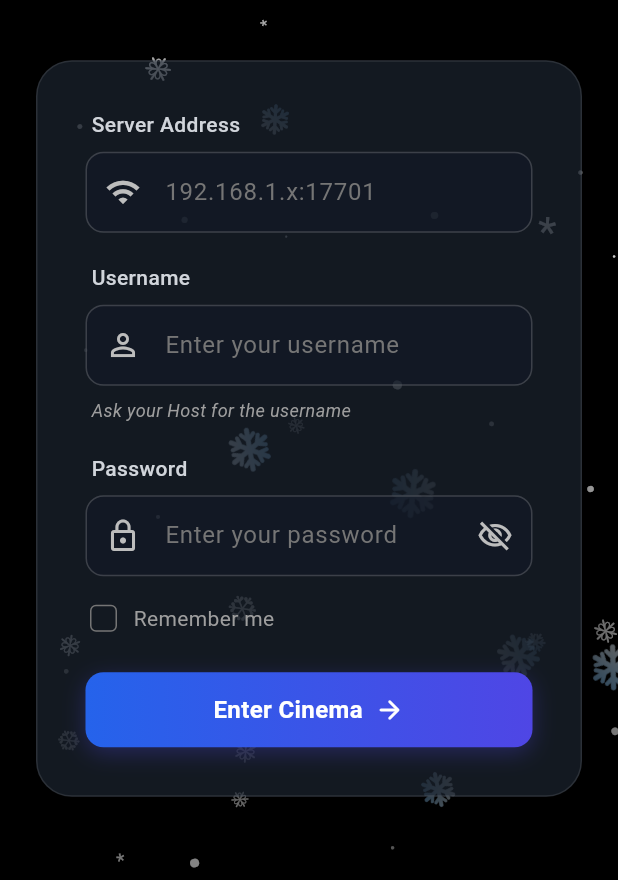
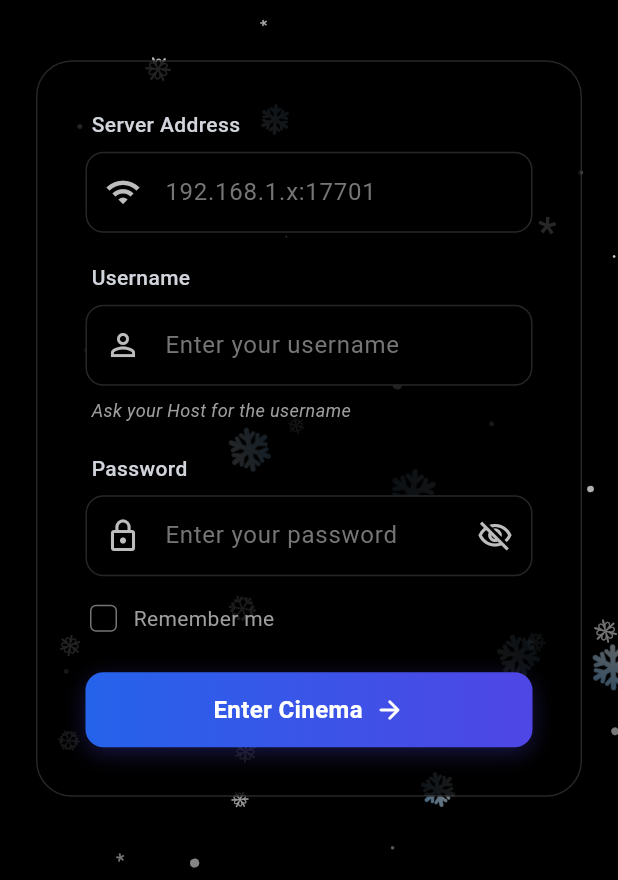
Before and after one commit to rmuxnet/SynCinema-App, a Flutter app: the screen it shows after launch, on a phone screen of 412 x 824 dp, the part 356-1236 px from its top. Run offline on Flutter 3.47's test engine with Material 3 defaults, Android fonts, the phone set to English and light mode, and no system bars; our stand-ins replace cached_network_image, chewie, cookie_jar, dio, dio_cookie_manager, socket_io_client and 1 more.

Commit message:
Refine dark theme and add chat message reactions
Updated the app's dark theme for improved consistency and visual clarity. Enhanced the chat widget to support per-message emoji reactions, including UI for picking and displaying reactions, and integrated socket events for real-time updates. Also improved color usage and border styling across login, movie list, and chat components.

```diff
--- a/lib/login_screen.dart
+++ b/lib/login_screen.dart
@@ -44,9 +44,10 @@ class _LoginScreenState extends State<LoginScreen> with SingleTickerProviderStat
 
   @override
   Widget build(BuildContext context) {
-    final bgColor = const Color(0xFF000000);
-    final cardColor = const Color(0xFF1F2937).withOpacity(0.6);
-    final inputColor = const Color(0xFF111827).withOpacity(0.5);
+    final bgColor = Colors.black;
+    final cardColor = Colors.black.withOpacity(0.8);
+    final inputColor = Colors.black;
+    final borderColor = Colors.white.withOpacity(0.15);
     final accentGradient = const LinearGradient(colors: [Color(0xFF2563EB), Color(0xFF4F46E5)]);
 
     return Scaffold(
@@ -66,9 +67,8 @@ class _LoginScreenState extends State<LoginScreen> with SingleTickerProviderStat
                         BoxShadow(color: const Color(0xFF6366F1).withOpacity(0.3), blurRadius: 40, spreadRadius: 0),
                       ],
                     ),
-                    // --- YOUR LOGO GOES HERE ---
                     child: Image.asset(
-                      'assets/logo.png', // Ensure file exists in assets folder
+                      'assets/logo.png',
                       width: 120,
                       height: 120,
                       fit: BoxFit.contain,
@@ -85,24 +85,32 @@ class _LoginScreenState extends State<LoginScreen> with SingleTickerProviderStat
                     decoration: BoxDecoration(
                       color: cardColor,
                       borderRadius: BorderRadius.circular(24),
-                      border: Border.all(color: Colors.white.withOpacity(0.1)),
-                      boxShadow: [BoxShadow(color: Colors.black.withOpacity(0.5), blurRadius: 20, offset: const Offset(0, 10))],
+                      border: Border.all(color: borderColor),
                     ),
                     child: Column(
                       crossAxisAlignment: CrossAxisAlignment.start,
                       children: [
                         _buildLabel("Server Address"),
-                        _buildInput(controller: _ipController, hint: "192.168.1.x:17701", icon: Icons.wifi, inputColor: inputColor),
+                        _buildInput(controller: _ipController, hint: "192.168.1.x:17701", icon: Icons.wifi, inputColor: inputColor, borderColor: borderColor),
                         const SizedBox(height: 20),
                         _buildLabel("Username"),
-                        _buildInput(controller: _usernameController, hint: "Enter your username", icon: Icons.person_outline, inputColor: inputColor),
+                        _buildInput(controller: _usernameController, hint: "Enter your username", icon: Icons.person_outline, inputColor: inputColor, borderColor: borderColor),
                         const Padding(
                           padding: EdgeInsets.only(top: 8.0, left: 4.0),
                           child: Text("Ask your Host for the username", style: TextStyle(color: Colors.grey, fontSize: 12, fontStyle: FontStyle.italic)),
                         ),
                         const SizedBox(height: 20),
                         _buildLabel("Password"),
-                        _buildInput(controller: _passwordController, hint: "Enter your password", icon: Icons.lock_outline, inputColor: inputColor, isPassword: true, obscureText: _obscurePassword, onTogglePassword: () => setState(() => _obscurePassword = !_obscurePassword)),
+                        _buildInput(
+                          controller: _passwordController,
+                          hint: "Enter your password",
+                          icon: Icons.lock_outline,
+                          inputColor: inputColor,
+                          isPassword: true,
+                          obscureText: _obscurePassword,
+                          onTogglePassword: () => setState(() => _obscurePassword = !_obscurePassword),
+                          borderColor: borderColor,
+                        ),
                         const SizedBox(height: 16),
                         Row(
                           children: [
@@ -141,9 +149,22 @@ class _LoginScreenState extends State<LoginScreen> with SingleTickerProviderStat
     return Padding(padding: const EdgeInsets.only(bottom: 8.0, left: 4.0), child: Text(text, style: const TextStyle(color: Color(0xFFD1D5DB), fontWeight: FontWeight.w500, fontSize: 14)));
   }
 
-  Widget _buildInput({required TextEditingController controller, required String hint, required IconData icon, required Color inputColor, bool isPassword = false, bool obscureText = false, VoidCallback? onTogglePassword}) {
+  Widget _buildInput({
+    required TextEditingController controller,
+    required String hint,
+    required IconData icon,
+    required Color inputColor,
+    Color? borderColor,
+    bool isPassword = false,
+    bool obscureText = false,
+    VoidCallback? onTogglePassword,
+  }) {
     return Container(
-      decoration: BoxDecoration(color: inputColor, borderRadius: BorderRadius.circular(12), border: Border.all(color: Colors.grey.withOpacity(0.3))),
+      decoration: BoxDecoration(
+        color: inputColor,
+        borderRadius: BorderRadius.circular(12),
+        border: Border.all(color: Colors.white.withOpacity(0.15))
+      ),
       child: TextField(
         controller: controller,
         obscureText: obscureText,
--- a/lib/main.dart
+++ b/lib/main.dart
@@ -3,7 +3,6 @@ import 'api_service.dart';
 import 'login_screen.dart';
 
 void main() {
-  // Ensure Flutter bindings are initialized
   WidgetsFlutterBinding.ensureInitialized();
   ApiService.init();
   runApp(const SyncinemaApp());
@@ -16,7 +15,19 @@ class SyncinemaApp extends StatelessWidget {
   Widget build(BuildContext context) {
     return MaterialApp(
       title: 'Syncinema',
-      theme: ThemeData.dark(),
+      theme: ThemeData(
+        brightness: Brightness.dark,
+        scaffoldBackgroundColor: Colors.black,
+        primaryColor: Colors.black,
+        cardColor: Colors.black,
+        dividerColor: Colors.white.withOpacity(0.15),
+        colorScheme: const ColorScheme.dark(
+          primary: Color(0xFF6366F1),
+          surface: Colors.black,
+          background: Colors.black,
+        ),
+        useMaterial3: true,
+      ),
       home: const LoginScreen(),
     );
   }
```
Also changed, not shown: lib/api_service.dart (+6 -1 lines), lib/movie_list_screen.dart (+3 -16 lines), lib/video_screen/chat_widget.dart (+91 -16 lines), lib/video_screen/video_screen.dart (+18 -5 lines).
